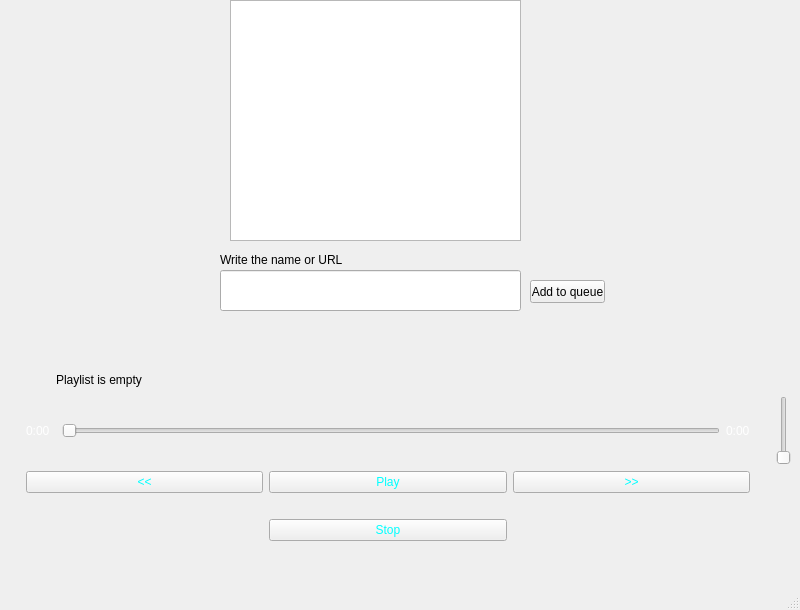
This is form.ui in KozlovIA/MusicPlayer as Qt 5 draws it before an edit. The edited form follows.
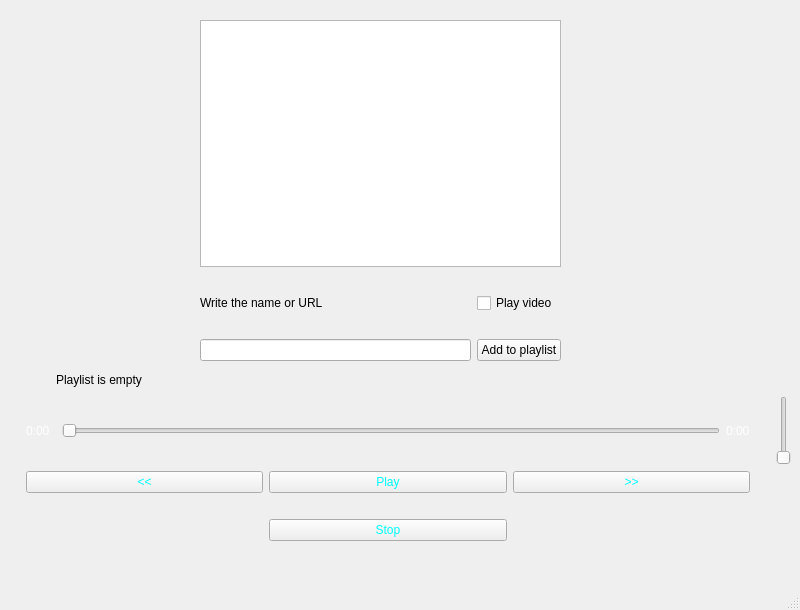
This is the edited form. Icons and pictures are not drawn.

Commit message: v1.8(alpha) Add auto play next, add ui playlist. Upgate ui

Diff of the .ui file:
```diff
--- a/form.ui
+++ b/form.ui
@@ -193,60 +193,77 @@
      </item>
     </layout>
    </widget>
-   <widget class="QGraphicsView" name="graphicsView">
+   <widget class="QWidget" name="gridLayoutWidget_2">
     <property name="geometry">
      <rect>
-      <x>230</x>
-      <y>0</y>
-      <width>291</width>
-      <height>241</height>
+      <x>200</x>
+      <y>20</y>
+      <width>361</width>
+      <height>341</height>
      </rect>
     </property>
-    <property name="styleSheet">
-     <string notr="true"/>
-    </property>
-   </widget>
-   <widget class="QLineEdit" name="AddMusic">
-    <property name="geometry">
-     <rect>
-      <x>220</x>
-      <y>270</y>
-      <width>301</width>
-      <height>41</height>
-     </rect>
-    </property>
-    <property name="text">
-     <string/>
-    </property>
-   </widget>
-   <widget class="QLabel" name="label_WriteNameorUrl">
-    <property name="geometry">
-     <rect>
-      <x>220</x>
-      <y>250</y>
-      <width>181</width>
-      <height>20</height>
-     </rect>
-    </property>
-    <property name="text">
-     <string>Write the name or URL</string>
-    </property>
-   </widget>
-   <widget class="QPushButton" name="AddMusicButton">
-    <property name="enabled">
-     <bool>true</bool>
-    </property>
-    <property name="geometry">
-     <rect>
-      <x>530</x>
-      <y>280</y>
-      <width>75</width>
-      <height>23</height>
-     </rect>
-    </property>
-    <property name="text">
-     <string>Add to queue</string>
-    </property>
+    <layout class="QGridLayout" name="gridLayout_3">
+     <item row="3" column="0">
+      <widget class="QLabel" name="label_WriteNameorUrl">
+       <property name="text">
+        <string>Write the name or URL</string>
+       </property>
+      </widget>
+     </item>
+     <item row="5" column="0">
+      <widget class="QLineEdit" name="AddMusic">
+       <property name="text">
+        <string/>
+       </property>
+      </widget>
+     </item>
+     <item row="3" column="1">
+      <widget class="QCheckBox" name="playVideoCheck">
+       <property name="text">
+        <string>Play video</string>
+       </property>
+      </widget>
+     </item>
+     <item row="5" column="1">
+      <widget class="QPushButton" name="AddMusicButton">
+       <property name="enabled">
+        <bool>true</bool>
+       </property>
+       <property name="text">
+        <string>Add to playlist</string>
+       </property>
+      </widget>
+     </item>
+     <item row="2" column="0" colspan="2">
+      <spacer name="horizontalSpacer_4">
+       <property name="orientation">
+        <enum>Qt::Horizontal</enum>
+       </property>
+       <property name="sizeHint" stdset="0">
+        <size>
+         <width>40</width>
+         <height>20</height>
+        </size>
+       </property>
+      </spacer>
+     </item>
+     <item row="4" column="0" colspan="2">
+      <spacer name="horizontalSpacer_5">
+       <property name="orientation">
+        <enum>Qt::Horizontal</enum>
+       </property>
+       <property name="sizeHint" stdset="0">
+        <size>
+         <width>40</width>
+         <height>20</height>
+        </size>
+       </property>
+      </spacer>
+     </item>
+     <item row="1" column="0" colspan="2">
+      <widget class="QListWidget" name="playlistWidget"/>
+     </item>
+    </layout>
    </widget>
   </widget>
   <widget class="QMenuBar" name="menubar">
```
The commit also changes 7 other files.
